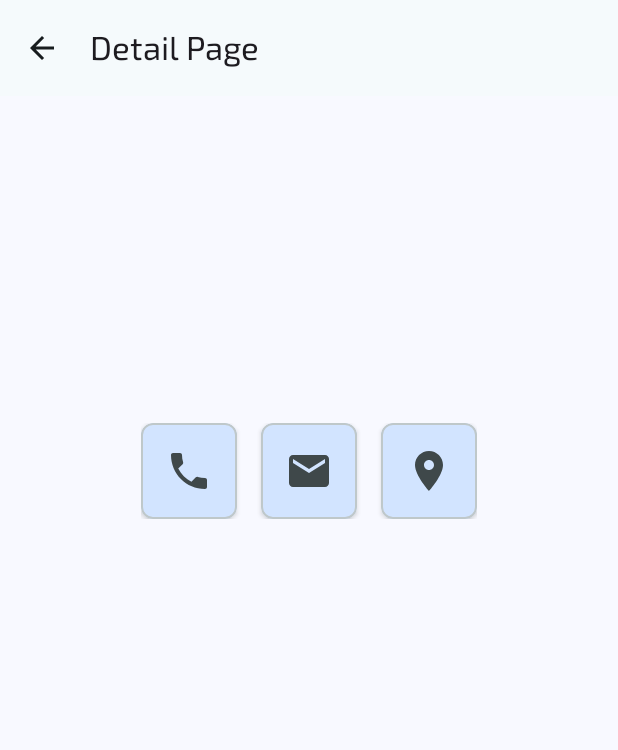
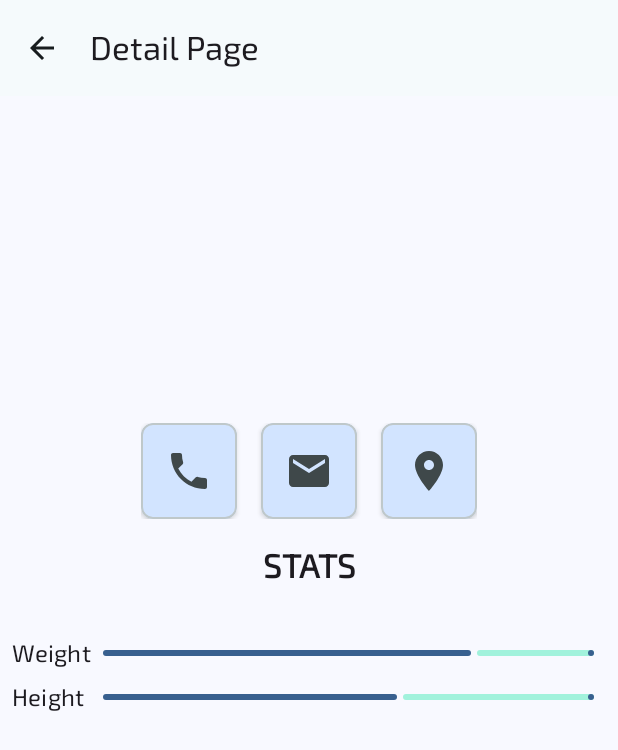
Before and after one commit to zenmobiledev/personax, an Android app: the DetailActivity screen opened directly, with no data from a screen before it, on a phone screen of 412 x 824 dp. Shown: the top 750 px of the screen. Run offline under Robolectric (Android 15) with nearby library versions, the phone set to English and light mode, and no system bars; pictures from the network do not load.

Commit message:
Add weight and height indicators to DetailActivity layout and functionality

```diff
--- a/app/src/main/java/com/mobbelldev/personax/presentation/detail/DetailActivity.kt
+++ b/app/src/main/java/com/mobbelldev/personax/presentation/detail/DetailActivity.kt
@@ -62,7 +62,8 @@ class DetailActivity : AppCompatActivity() {
                     val lng = (userDetail.address?.coordinates?.lng as? Number)?.toDouble()
 
                     if (lat != null && lng != null) {
-                        val label = Uri.encode("${userDetail.address.address}, ${userDetail.address.city}, ${userDetail.address.state}")
+                        val label =
+                            Uri.encode("${userDetail.address.address}, ${userDetail.address.city}, ${userDetail.address.state}")
                         val uri = "geo:0,0?q=$lat,$lng($label)".toUri()
                         val intent = Intent(Intent.ACTION_VIEW, uri)
                         intent.setPackage("com.google.android.apps.maps")
@@ -75,6 +76,22 @@ class DetailActivity : AppCompatActivity() {
                         ).show()
                     }
                 }
+
+                // WEIGHT
+                val progressWeight = when (val h = userDetail.weight) {
+                    is Double -> h.toInt()
+                    is Float -> h.toInt()
+                    else -> 0
+                }
+                progressIndicatorWeight.progress = progressWeight
+
+                // HEIGHT
+                val progressHeight = when (val w = userDetail.height) {
+                    is Double -> w.toInt()
+                    is Float -> w.toInt()
+                    else -> 0
+                }
+                progressIndicatorHeight.progress = progressHeight
             }
         }
     }
--- a/app/src/main/res/layout/activity_detail.xml
+++ b/app/src/main/res/layout/activity_detail.xml
@@ -103,6 +103,66 @@
             </com.google.android.material.card.MaterialCardView>
         </LinearLayout>
 
+        <TextView
+            android:id="@+id/tv_stats"
+            android:layout_width="match_parent"
+            android:layout_height="wrap_content"
+            android:layout_marginHorizontal="16dp"
+            android:layout_marginTop="16dp"
+            android:text="@string/text_stats"
+            android:textAlignment="center"
+            android:textAppearance="@style/Title.Large"
+            android:textStyle="bold"
+            app:layout_constraintEnd_toEndOf="parent"
+            app:layout_constraintStart_toStartOf="parent"
+            app:layout_constraintTop_toBottomOf="@+id/icon_container" />
+
+        <TextView
+            android:id="@+id/tv_weight"
+            android:layout_width="wrap_content"
+            android:layout_height="wrap_content"
+            android:layout_marginStart="8dp"
+            android:layout_marginTop="32dp"
+            android:text="@string/text_weight"
+            android:textAppearance="@style/Title.Medium"
+            app:layout_constraintStart_toStartOf="parent"
+            app:layout_constraintTop_toBottomOf="@+id/tv_stats" />
+
+        <com.google.android.material.progressindicator.LinearProgressIndicator
+            android:id="@+id/progress_indicator_weight"
+            android:layout_width="0dp"
+            android:layout_height="wrap_content"
+            android:layout_marginStart="8dp"
+            android:layout_marginEnd="16dp"
+            android:max="200"
+            android:progress="150"
+            app:layout_constraintBottom_toBottomOf="@+id/tv_weight"
+            app:layout_constraintEnd_toEndOf="parent"
+            app:layout_constraintStart_toEndOf="@+id/tv_weight"
+            app:layout_constraintTop_toTopOf="@+id/tv_weight" />
+
+        <TextView
+            android:id="@+id/tv_height"
+            android:layout_width="wrap_content"
+            android:layout_height="wrap_content"
+            android:layout_marginStart="8dp"
+            android:layout_marginTop="16dp"
+            android:text="@string/text_height"
+            android:textAppearance="@style/Title.Medium"
+            app:layout_constraintStart_toStartOf="parent"
+            app:layout_constraintTop_toBottomOf="@+id/progress_indicator_weight" />
+
+        <com.google.android.material.progressindicator.LinearProgressIndicator
+            android:id="@+id/progress_indicator_height"
+            android:layout_width="0dp"
+            android:layout_height="wrap_content"
+            android:layout_marginEnd="16dp"
+            android:max="250"
+            android:progress="150"
+            app:layout_constraintBottom_toBottomOf="parent"
+            app:layout_constraintEnd_toEndOf="parent"
+            app:layout_constraintStart_toStartOf="@+id/progress_indicator_weight"
+            app:layout_constraintTop_toTopOf="@+id/tv_height" />
 
     </androidx.constraintlayout.widget.ConstraintLayout>
 
--- a/app/src/main/res/values-night/strings.xml
+++ b/app/src/main/res/values-night/strings.xml
@@ -19,4 +19,7 @@
     <string name="text_location_icon">Location Icon</string>
     <string name="text_email_icon">Email Icon</string>
     <string name="text_phone_icon">Phone Icon</string>
+    <string name="text_stats">STATS</string>
+    <string name="text_weight">Weight</string>
+    <string name="text_height">Height</string>
 </resources>
--- a/app/src/main/res/values/strings.xml
+++ b/app/src/main/res/values/strings.xml
@@ -19,4 +19,7 @@
     <string name="text_location_icon">Location Icon</string>
     <string name="text_email_icon">Email Icon</string>
     <string name="text_phone_icon">Phone Icon</string>
+    <string name="text_stats">STATS</string>
+    <string name="text_weight">Weight</string>
+    <string name="text_height">Height</string>
 </resources>
```
